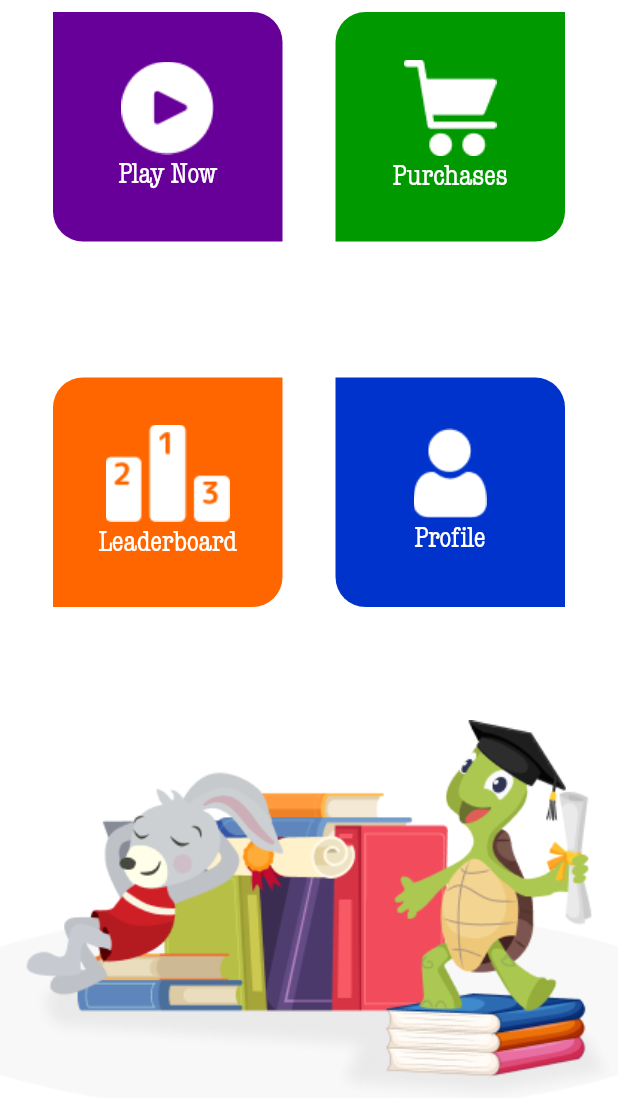
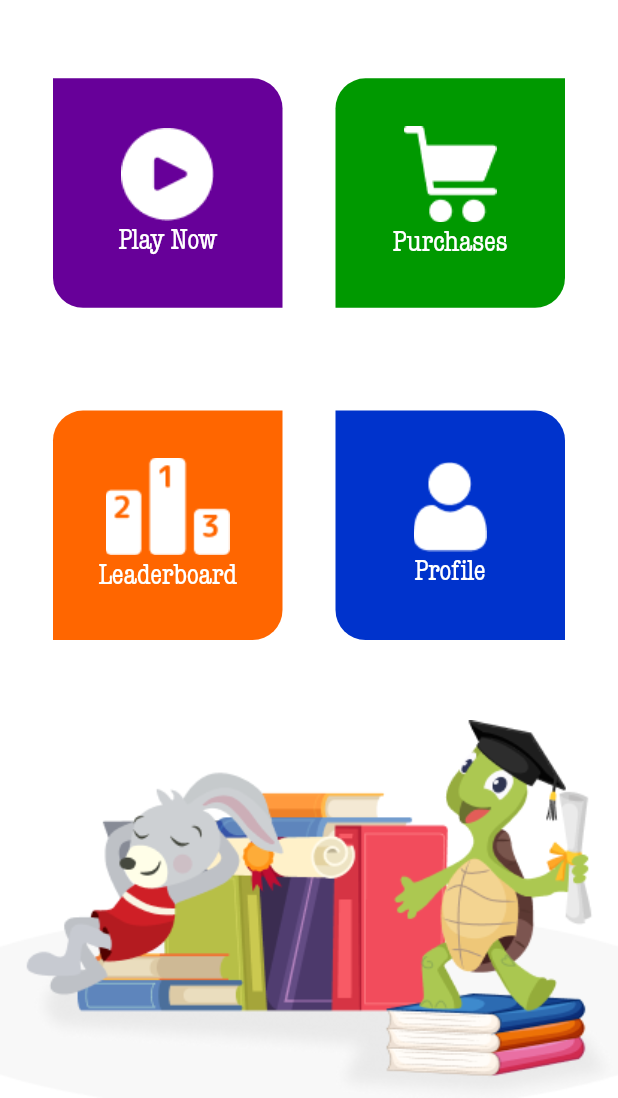
Before and after one commit to Nahapet-Simonyan/trivial_rush_v, a Flutter app: the HomePage screen opened directly, on a phone screen of 412 x 824 dp, the part 138-1236 px from its top. Run offline on Flutter 3.47's test engine with Material 2 defaults, Android fonts, the phone set to English and light mode, and no system bars; our stand-ins replace carousel_slider, dio, smooth_page_indicator.

Commit message:
added 2 little sized boxes

```diff
--- a/lib/screens/home_page/home_page_screen.dart
+++ b/lib/screens/home_page/home_page_screen.dart
@@ -1,3 +1,5 @@
+import 'dart:ui';
+
 import 'package:flutter/material.dart';
 import 'package:trivial_rush/screens/home_page/widgets/home_page_items.dart';
 import 'package:trivial_rush/screens/leaderboard/leaderboard_screen.dart';
@@ -44,10 +46,12 @@ class HomePage extends StatelessWidget {
           child: Column(
             mainAxisAlignment: MainAxisAlignment.spaceBetween,
             children: [
+              const SizedBox(
+                height: 20,
+              ),
 // Main Side
 
 // 1-st Row
-
               Flexible(
                 flex: 2,
                 child: Row(
--- a/lib/screens/play_game/play_screen.dart
+++ b/lib/screens/play_game/play_screen.dart
@@ -23,7 +23,6 @@ class QuizScreen extends StatelessWidget {
                 color: Colors.white,
 
                 // Start Game
-
                 child: gameStartCountDown(context, snapshot),
               );
             } else if (snapshot.hasError) {
--- a/lib/screens/play_game/screens/answer_screen.dart
+++ b/lib/screens/play_game/screens/answer_screen.dart
@@ -99,6 +99,9 @@ Widget answerScreen(context, snapshot) {
                           ),
                         ),
                       ),
+                      const SizedBox(
+                        height: 50,
+                      ),
                     ],
                   ),
                 ),
@@ -121,7 +124,9 @@ Widget answerScreen(context, snapshot) {
           child: Column(
             mainAxisAlignment: MainAxisAlignment.spaceAround,
             children: [
+              // Score
               lastPageScore(scoreT),
+              // Go To HomePage Button
               lastPageGoToHomePageButton(context),
             ],
           ),
--- a/lib/screens/play_game/widgets/questions_page/question_text.dart
+++ b/lib/screens/play_game/widgets/questions_page/question_text.dart
@@ -2,7 +2,7 @@ import 'package:flutter/material.dart';
 
 Widget questionText(snapshot, index) {
   return Padding(
-    padding: const EdgeInsets.only(top: 70.0, left: 40, right: 40),
+    padding: const EdgeInsets.only(top: 20.0, left: 40, right: 40),
     child: SizedBox(
       child: Center(
         child: Text(
--- a/pubspec.yaml
+++ b/pubspec.yaml
@@ -18,7 +18,7 @@ publish_to: 'none' # Remove this line if you wish to publish to pub.dev
 version: 1.0.0+1
 
 environment:
-  sdk: ">=2.17.6 <3.0.0"
+  sdk: ">=2.17.5 <3.0.0"
 
 # Dependencies specify other packages that your package needs in order to work.
 # To automatically upgrade your package dependencies to the latest versions
```
Also changed, not shown: lib/screens/login_page/widgets/form.dart (+5 -2 lines), pubspec.lock.
